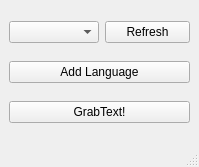
Qt form src/mainwindow.ui (dev-gseven/GrabText) before a commit.
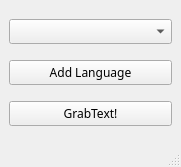
The same form after that commit.

Commit message: removed refresh button

The edit to the form file:
```diff
--- a/src/mainwindow.ui
+++ b/src/mainwindow.ui
@@ -6,37 +6,21 @@
    <rect>
     <x>0</x>
     <y>0</y>
-    <width>199</width>
+    <width>181</width>
     <height>167</height>
    </rect>
   </property>
+  <property name="font">
+   <font>
+    <family>.SF NS Text</family>
+   </font>
+  </property>
   <property name="windowTitle">
    <string>GrabText</string>
   </property>
   <widget class="QWidget" name="centralwidget">
-   <layout class="QGridLayout" name="gridLayout">
-    <item row="2" column="0" colspan="2">
-     <widget class="QPushButton" name="printButton">
-      <property name="text">
-       <string>GrabText!</string>
-      </property>
-     </widget>
-    </item>
-    <item row="0" column="1">
-     <widget class="QPushButton" name="refreshButton">
-      <property name="text">
-       <string>Refresh</string>
-      </property>
-     </widget>
-    </item>
-    <item row="1" column="0" colspan="2">
-     <widget class="QPushButton" name="langButton">
-      <property name="text">
-       <string>Add Language</string>
-      </property>
-     </widget>
-    </item>
-    <item row="0" column="0">
+   <layout class="QVBoxLayout" name="verticalLayout">
+    <item>
      <widget class="QComboBox" name="comboBox">
       <property name="sizePolicy">
        <sizepolicy hsizetype="Preferred" vsizetype="Fixed">
@@ -44,12 +28,6 @@
         <verstretch>0</verstretch>
        </sizepolicy>
       </property>
-      <property name="maximumSize">
-       <size>
-        <width>90</width>
-        <height>32</height>
-       </size>
-      </property>
       <property name="layoutDirection">
        <enum>Qt::LeftToRight</enum>
       </property>
@@ -58,6 +36,20 @@
       </property>
      </widget>
     </item>
+    <item>
+     <widget class="QPushButton" name="langButton">
+      <property name="text">
+       <string>Add Language</string>
+      </property>
+     </widget>
+    </item>
+    <item>
+     <widget class="QPushButton" name="printButton">
+      <property name="text">
+       <string>GrabText!</string>
+      </property>
+     </widget>
+    </item>
    </layout>
   </widget>
   <widget class="QMenuBar" name="menubar">
```
Left out of the diff: 2 changed lines with no effect on the pictures. The commit also changes 5 other files.
